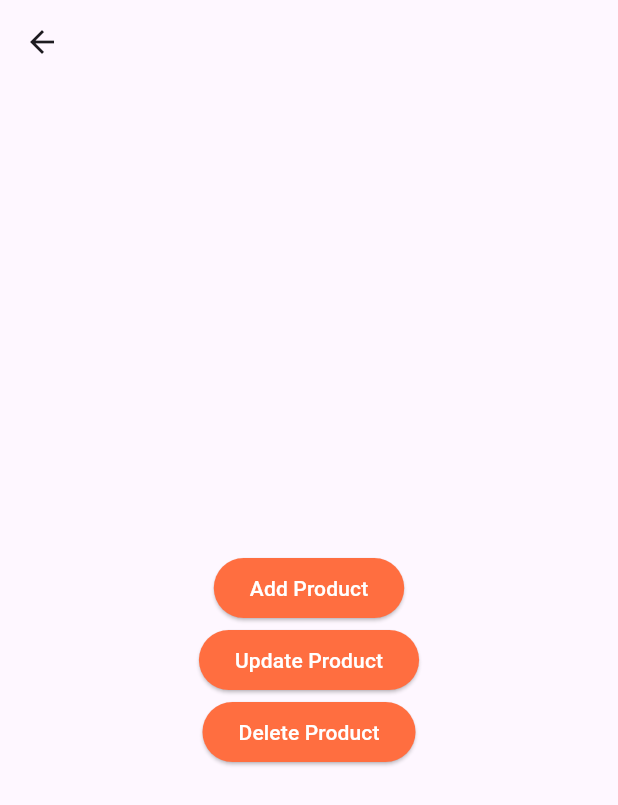
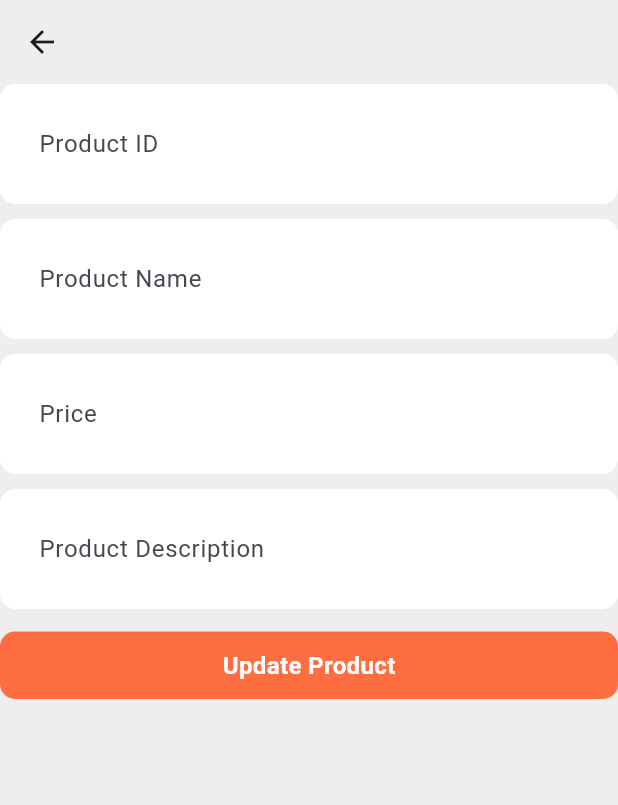
Before and after one commit to murshidul/assignment_twenty_two, a Flutter app: the ActionPage screen opened directly, after a tap on "Update Product", on a phone screen of 412 x 824 dp. Shown: the top 805 px of the screen. Run offline on Flutter 3.47's test engine with Material 3 defaults, Android fonts, the phone set to English and light mode, and no system bars; our stand-ins replace get, shimmer; network calls fail.

Commit message:
Update and Delete Api Integration

```diff
--- /dev/null
+++ b/lib/update_product_page.dart
@@ -0,0 +1,124 @@
+import 'package:assignment_twenty_two/home_controller.dart';
+import 'package:flutter/material.dart';
+import 'package:get/get.dart';
+
+class UpdateProductPage extends StatelessWidget {
+  UpdateProductPage({super.key});
+
+  final TextEditingController producClt = TextEditingController();
+  final TextEditingController productIdClt = TextEditingController();
+  final TextEditingController priceClt = TextEditingController();
+  final TextEditingController descriptionClt = TextEditingController();
+
+  HomeController homeController = Get.put(HomeController());
+
+  @override
+  Widget build(BuildContext context) {
+    return Scaffold(
+      backgroundColor: Colors.grey[200],
+      appBar: AppBar(
+        backgroundColor: Colors.transparent,
+        elevation: 0.0,
+      ),
+      body: Container(
+        child: Column(
+          children: [
+            Container(
+              padding: EdgeInsets.all(16.0),
+              decoration: BoxDecoration(
+                  borderRadius: BorderRadius.circular(10), color: Colors.white),
+              child: TextField(
+                controller: productIdClt,
+                keyboardType: TextInputType.number,
+                decoration: InputDecoration(
+                  border: InputBorder.none,
+                  hintText: "Product ID",
+                  contentPadding: EdgeInsets.only(left: 10.0),
+                ),
+              ),
+            ),
+            SizedBox(
+              height: 10,
+            ),
+            Container(
+              padding: EdgeInsets.all(16.0),
+              decoration: BoxDecoration(
+                  borderRadius: BorderRadius.circular(10), color: Colors.white),
+              child: TextField(
+                controller: producClt,
+                decoration: InputDecoration(
+                  border: InputBorder.none,
+                  hintText: "Product Name",
+                  contentPadding: EdgeInsets.only(left: 10.0),
+                ),
+              ),
+            ),
+            SizedBox(
+              height: 10,
+            ),
+            Container(
+              padding: EdgeInsets.all(16.0),
+              decoration: BoxDecoration(
+                  borderRadius: BorderRadius.circular(10), color: Colors.white),
+              child: TextField(
+                controller: priceClt,
+                keyboardType: TextInputType.number,
+                decoration: InputDecoration(
+                  border: InputBorder.none,
+                  hintText: "Price",
+                  contentPadding: EdgeInsets.only(left: 10.0),
+                ),
+              ),
+            ),
+            SizedBox(
+              height: 10,
+            ),
+            Container(
+              padding: EdgeInsets.all(16.0),
+              decoration: BoxDecoration(
+                  borderRadius: BorderRadius.circular(10), color: Colors.white),
+              child: TextField(
+                controller: descriptionClt,
+                decoration: InputDecoration(
+                  border: InputBorder.none,
+                  hintText: "Product Description",
+                  contentPadding: EdgeInsets.only(left: 10.0),
+                ),
+              ),
+            ),
+            SizedBox(
+              height: 15,
+            ),
+            InkWell(
+              onTap: () {
+                Map<String, dynamic> product = {
+                  "name": producClt.text,
+                  "price": priceClt.text,
+                  "description": descriptionClt.text,
+                };
+                homeController.updateProduct(product, productIdClt.text);
+              },
+              child: Container(
+                decoration: BoxDecoration(
+                  borderRadius: BorderRadius.circular(10),
+                  color: Colors.deepOrangeAccent,
+                ),
+                width: Get.width,
+                height: 45.0,
+                child: Center(
+                  child: Text(
+                    "Update Product",
+                    style: TextStyle(
+                        fontSize: 16,
+                        color: Colors.white,
+                        fontWeight: FontWeight.bold),
+                  ),
+                ),
+              ),
+            )
+          ],
+        ),
+      ),
+    );
+  }
+}
```
Also changed, not shown: lib/action_page.dart (+9 -3 lines), lib/delete_product_page.dart (added, +69 -0 lines), lib/home_controller.dart (+38 -0 lines), lib/home_service.dart (+16 -0 lines).
